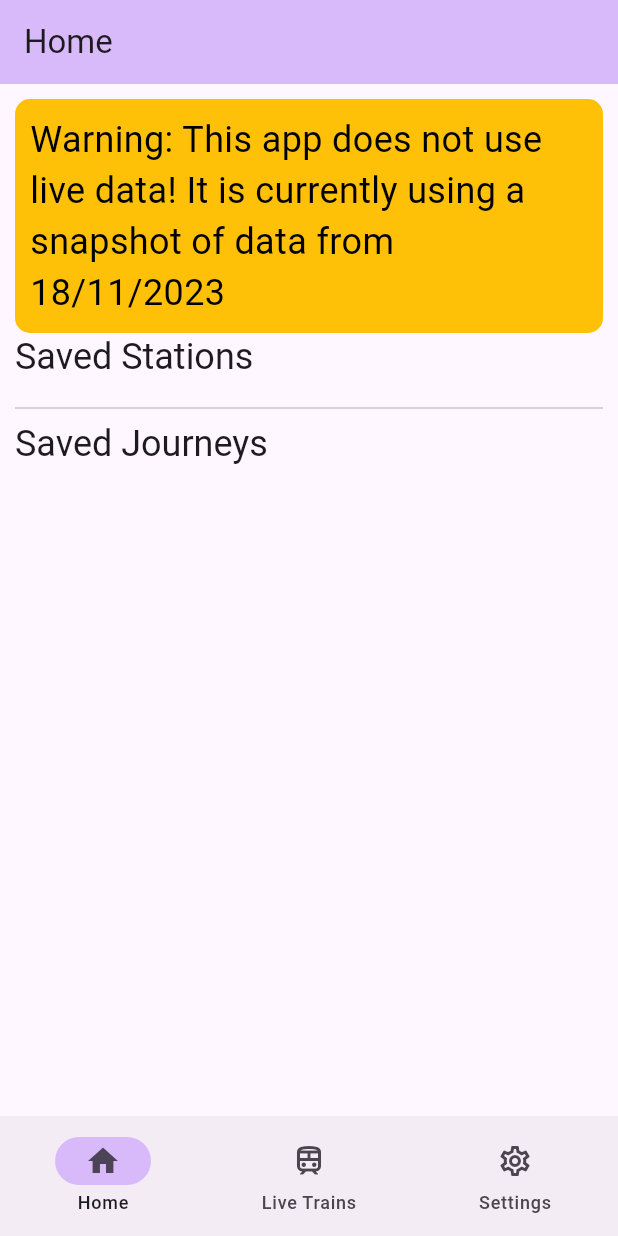
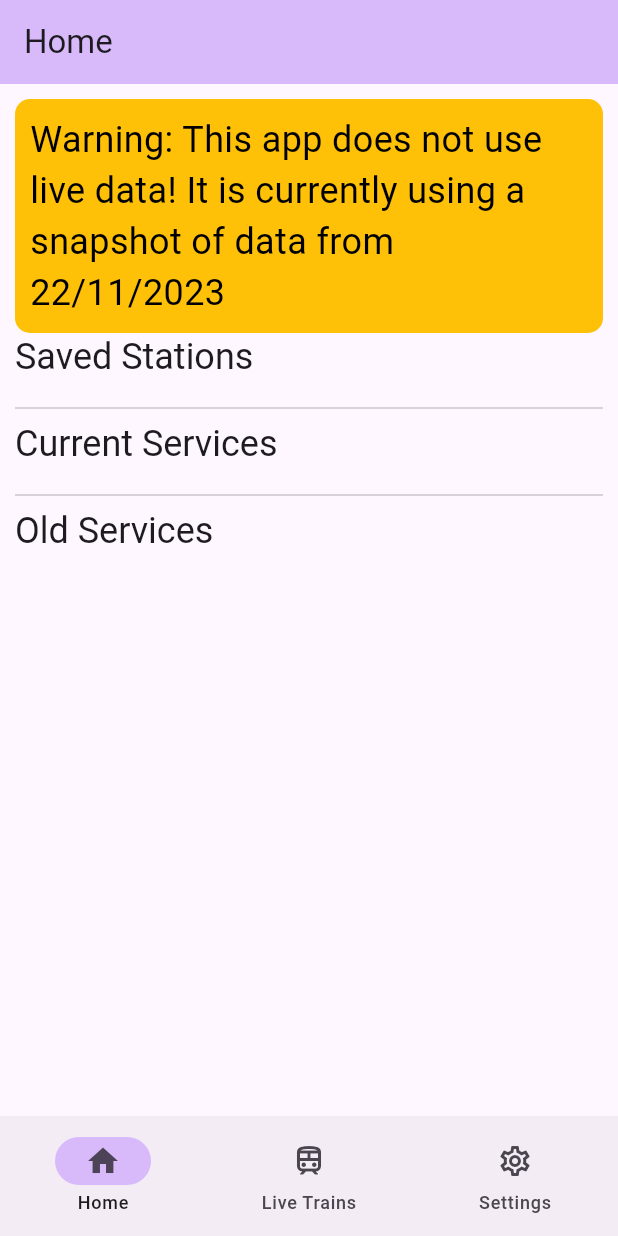
Before and after one commit to HughTB/train-tracked, a Flutter app: the screen it shows after launch, on a phone screen of 412 x 824 dp. Run offline on Flutter 3.47's test engine with Material 2 defaults, Android fonts, the phone set to English and light mode, and no system bars; our stand-ins replace csv, hive, hive_flutter; missing offline and left inert: date_time_format; accounts and stored records are empty.

Commit message:
feat: services can be saved; feat: old services (finished more than 12 hours ago) are displayed separately

```diff
--- a/lib/home_page.dart
+++ b/lib/home_page.dart
@@ -1,6 +1,7 @@
 import 'package:flutter/material.dart';
 
 import 'main.dart';
+import 'services_search.dart';
 import 'stations_search.dart';
 
 class HomePage extends StatefulWidget {
@@ -33,7 +34,7 @@ class _HomePageState extends State<HomePage> {
                 child: Padding(
                   padding: const EdgeInsets.all(10),
                   child: Text(
-                    'Warning: This app does not use live data! It is currently using a snapshot of data from 18/11/2023',
+                    'Warning: This app does not use live data! It is currently using a snapshot of data from 22/11/2023',
                     style: TextStyle(
                       fontSize: Theme.of(context).textTheme.headlineSmall!.fontSize,
                       color: Colors.black,
@@ -53,11 +54,20 @@ class _HomePageState extends State<HomePage> {
               Padding(
                 padding: const EdgeInsets.only(bottom: 10),
                 child: Text(
-                  'Saved Journeys',
+                  'Current Services',
                   style: Theme.of(context).textTheme.headlineSmall,
                 ),
               ),
-            ],
+            ] + getSavedServices(false, context) + [
+              const Divider(),
+              Padding(
+                padding: const EdgeInsets.only(bottom: 10),
+                child: Text(
+                  'Old Services',
+                  style: Theme.of(context).textTheme.headlineSmall,
+                ),
+              ),
+            ] + getSavedServices(true, context),
           ),
         ),
       ),
--- a/lib/main.dart
+++ b/lib/main.dart
@@ -20,6 +20,7 @@ String? stationSearchTerm;
 // Hive boxes
 late Box preferencesBox; // Preferences storage
 late Box<Station?> savedStationsBox; // Saved stations storage
+late Box<bool> savedServicesBox;
 
 // Stations loaded from assets/stations.csv
 late final List<Station> stations;
@@ -74,6 +75,7 @@ Future<void> main() async {
   // Get hive boxes
   preferencesBox = await Hive.openBox('preferences');
   savedStationsBox = await Hive.openBox<Station?>('savedStations');
+  savedServicesBox = await Hive.openBox<bool>('savedServices');
 
   // Ensure that all settings are set to default if not found (should only be needed on first load, but better safe than sorry!)
   preferencesBox.put("platformChangeNotif", preferencesBox.get("platformChangeNotif") ?? false); // If value does not exist, set to false, etc
--- a/lib/service.dart
+++ b/lib/service.dart
@@ -7,7 +7,7 @@ part 'service.g.dart';
 @HiveType(typeId: 2)
 class Service {
   @HiveField(0)
-  int rid;
+  String rid;
   @HiveField(1)
   StoppingPoint origin;
   @HiveField(2)
```
Also changed, not shown: lib/live_tracking_page.dart (+8 -2 lines), lib/services_search.dart (+68 -13 lines), lib/service.g.dart.
